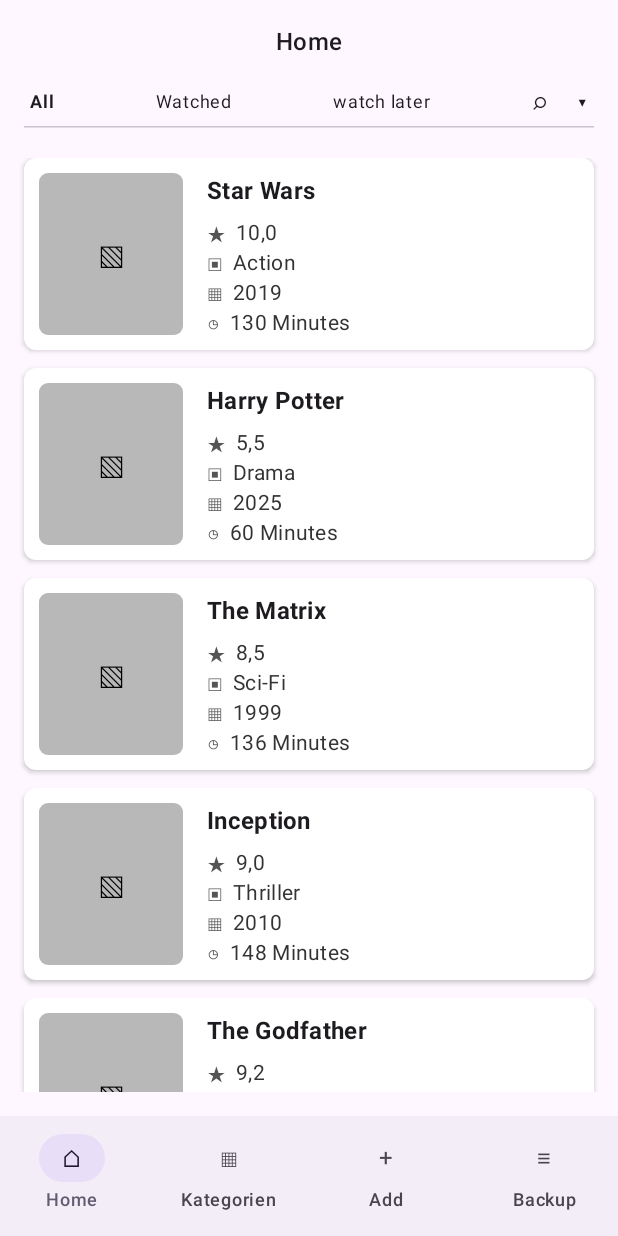
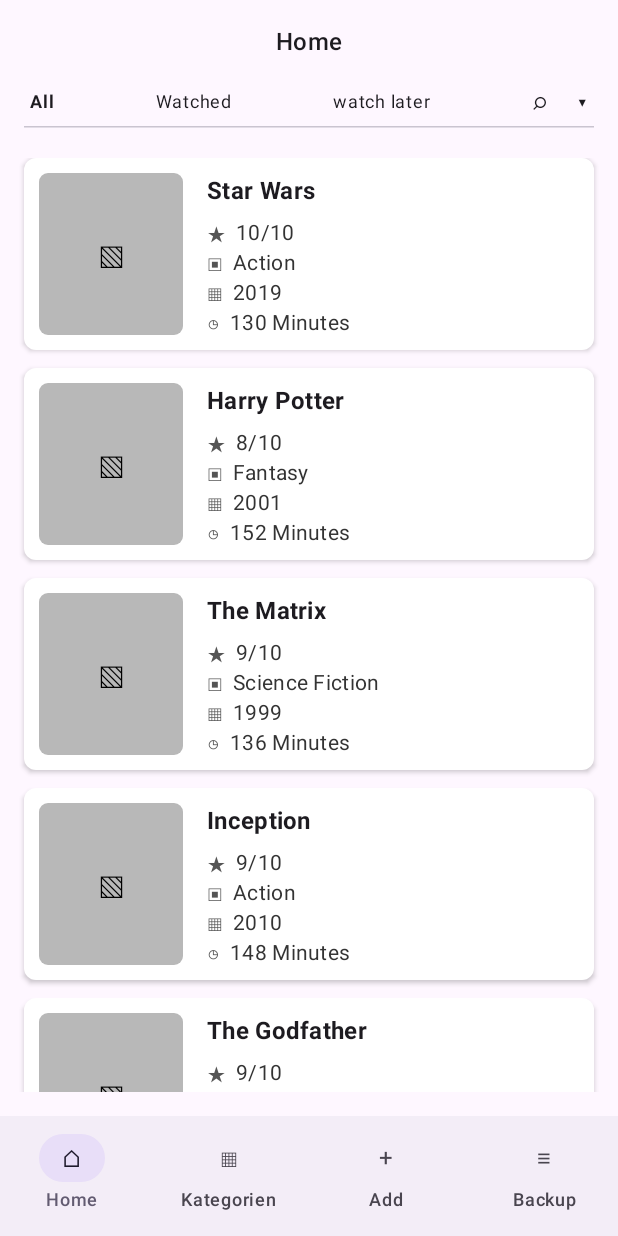
Before and after one commit to Paul1708/MovieMate, an Android app built with Jetpack Compose: the screen it shows after launch (MainActivity), on a phone screen of 412 x 824 dp. Run offline under Robolectric (Android 15) with nearby library versions, the phone set to English and light mode, and no system bars.

Commit message:
refactor: align homescreen mocks with ui state

```diff
--- a/composeApp/src/commonMain/kotlin/de/fh/erfurt/moviemate/presentation/Moviecard.kt
+++ b/composeApp/src/commonMain/kotlin/de/fh/erfurt/moviemate/presentation/Moviecard.kt
@@ -26,6 +26,7 @@ import androidx.compose.ui.semantics.contentDescription
 import androidx.compose.ui.semantics.semantics
 import androidx.compose.ui.text.font.FontWeight
 import androidx.compose.ui.unit.dp
+import de.fh.erfurt.moviemate.presentation.home.MovieUiModel
 
 /**
  * Einzelne Filmkarte in der Homescreen-Liste.
@@ -36,13 +37,8 @@ import androidx.compose.ui.unit.dp
  */
 @Composable
 fun MovieCard(
-    title: String,
-    year: String,
-    time: String,
-    category: String,
-    isWatched: Boolean,
+    movie: MovieUiModel,
     modifier: Modifier = Modifier,
-    rating: String = "",
     onClick: () -> Unit = {}
 ) {
     Card(
@@ -50,7 +46,8 @@ fun MovieCard(
             .height(128.dp)
             .clickable(onClick = onClick)
             .semantics {
-                contentDescription = "Film $title, Bewertung $rating, Kategorie $category, Jahr $year"
+                contentDescription =
+                    "Film ${movie.title}, Bewertung ${movie.ratingText}, Kategorie ${movie.categoryText}, Jahr ${movie.yearText}"
             },
         shape = RoundedCornerShape(8.dp),
         colors = CardDefaults.cardColors(containerColor = Color.White),
@@ -71,17 +68,17 @@ fun MovieCard(
                 verticalArrangement = Arrangement.Center
             ) {
                 Text(
-                    text = title,
+                    text = movie.title,
                     style = MaterialTheme.typography.titleMedium,
                     fontWeight = FontWeight.Bold
                 )
 
                 Spacer(modifier = Modifier.height(6.dp))
 
-                MovieMetaRow(icon = "★", text = rating.ifBlank { if (isWatched) "Watched" else "Watch later" })
-                MovieMetaRow(icon = "▣", text = category)
-                MovieMetaRow(icon = "▦", text = year)
-                MovieMetaRow(icon = "◷", text = time)
+                MovieMetaRow(icon = "★", text = movie.ratingText)
+                MovieMetaRow(icon = "▣", text = movie.categoryText)
+                MovieMetaRow(icon = "▦", text = movie.yearText)
+                MovieMetaRow(icon = "◷", text = movie.runtimeText)
             }
         }
     }
--- a/composeApp/src/commonMain/kotlin/de/fh/erfurt/moviemate/presentation/home/HomePreviewData.kt
+++ b/composeApp/src/commonMain/kotlin/de/fh/erfurt/moviemate/presentation/home/HomePreviewData.kt
@@ -1,59 +1,83 @@
 package de.fh.erfurt.moviemate.presentation.home
 
-// Beispiel-Filme für Preview und Entwicklung ohne Backend.
-fun previewHomeMovies(): List<MovieUiModel> {
+import de.fh.erfurt.moviemate.domain.model.Category
+import de.fh.erfurt.moviemate.domain.model.CategoryType
+import de.fh.erfurt.moviemate.domain.model.Movie
+
+// Beispiel-Filme als Domain-Objekte für Preview und Entwicklung ohne Backend.
+fun previewDomainMovies(): List<Movie> {
     return listOf(
-        MovieUiModel(
+        Movie(
             id = "movie-1",
             title = "Star Wars",
-            ratingText = "10,0",
-            categoryText = "Action",
-            yearText = "2019",
-            runtimeText = "130 Minutes",
-            posterUri = null,
-            isWatched = true
+            posterUri = "",
+            publishingYear = 2019,
+            runtime = 130,
+            rating = 10,
+            isWatched = true,
+            category = Category(id = "action", type = CategoryType.ACTION),
+            description = "A space adventure used as sample data for the homescreen.",
+            creationTimeEpochMillis = 5,
+            updateTimeEpochMillis = 5
         ),
-        MovieUiModel(
+        Movie(
             id = "movie-2",
             title = "Harry Potter",
-            ratingText = "5,5",
-            categoryText = "Drama",
-            yearText = "2025",
-            runtimeText = "60 Minutes",
-            posterUri = null,
-            isWatched = false
+            posterUri = "",
+            publishingYear = 2001,
+            runtime = 152,
+            rating = 8,
+            isWatched = false,
+            category = Category(id = "fantasy", type = CategoryType.FANTASY),
+            description = "A fantasy movie used as sample data for the homescreen.",
+            creationTimeEpochMillis = 4,
+            updateTimeEpochMillis = 4
         ),
-        MovieUiModel(
+        Movie(
             id = "movie-3",
             title = "The Matrix",
-            ratingText = "8,5",
-            categoryText = "Sci-Fi",
-            yearText = "1999",
-            runtimeText = "136 Minutes",
-            posterUri = null,
-            isWatched = true
+            posterUri = "",
+            publishingYear = 1999,
+            runtime = 136,
+            rating = 9,
+            isWatched = true,
+            category = Category(id = "science_fiction", type = CategoryType.SCIENCE_FICTION),
+            description = "A science fiction movie used as sample data for the homescreen.",
+            creationTimeEpochMillis = 3,
+            updateTimeEpochMillis = 3
         ),
-        MovieUiModel(
+        Movie(
             id = "movie-4",
             title = "Inception",
-            ratingText = "9,0",
-            categoryText = "Thriller",
-            yearText = "2010",
-            runtimeText = "148 Minutes",
-            posterUri = null,
-            isWatched = false
-    ),
-        MovieUiModel(
+            posterUri = "",
+            publishingYear = 2010,
+            runtime = 148,
+            rating = 9,
+            isWatched = false,
+            category = Category(id = "action", type = CategoryType.ACTION),
+            description = "A dream thriller used as sample data for the homescreen.",
+            creationTimeEpochMillis = 2,
+            updateTimeEpochMillis = 2
+        ),
+        Movie(
             id = "movie-5",
             title = "The Godfather",
-            ratingText = "9,2",
-            categoryText = "Crime",
-            yearText = "1972",
-            runtimeText = "175 Minutes",
-            posterUri = null,
-            isWatched = true
+            posterUri = "",
+            publishingYear = 1972,
+            runtime = 175,
+            rating = 9,
+            isWatched = true,
+            category = Category(id = "drama", type = CategoryType.DRAMA),
+            description = "A drama movie used as sample data for the homescreen.",
+            creationTimeEpochMillis = 1,
+            updateTimeEpochMillis = 1
         )
     )
+}
+
+// UI-Beispieldaten für den Homescreen. Sie nutzen bereits den echten UI-Mapper.
+fun previewHomeMovies(): List<MovieUiModel> {
+    return previewDomainMovies().map { it.toUiModel() }
 }
 
 // Vollständiger Beispiel-State für den Homescreen.
--- a/composeApp/src/commonMain/kotlin/de/fh/erfurt/moviemate/presentation/home/HomeViewModel.kt
+++ b/composeApp/src/commonMain/kotlin/de/fh/erfurt/moviemate/presentation/home/HomeViewModel.kt
@@ -110,5 +110,8 @@ private fun List<MovieUiModel>.sortForHome(sortCriterion: SortCriterion): List<M
 
 // Macht aus dem angezeigten Bewertungstext einen Zahlenwert für die lokale Mock-Sortierung.
 private fun MovieUiModel.ratingValue(): Double {
-    return ratingText.replace(',', '.').toDoubleOrNull() ?: 0.0
+    return ratingText
+        .substringBefore("/")
+        .replace(',', '.')
+        .toDoubleOrNull() ?: 0.0
 }
--- a/composeApp/src/commonMain/kotlin/de/fh/erfurt/moviemate/presentation/home/MovieUiMapper.kt
+++ b/composeApp/src/commonMain/kotlin/de/fh/erfurt/moviemate/presentation/home/MovieUiMapper.kt
@@ -13,11 +13,11 @@ fun Movie.toUiModel(): MovieUiModel {
     return MovieUiModel(
         id = id,
         title = title,
-        ratingText = rating.toString(),
+        ratingText = "$rating/10",
         categoryText = category.type.displayName(),
         yearText = publishingYear.toString(),
         runtimeText = "$runtime Minutes",
-        posterUri = posterUri,
+        posterUri = posterUri.ifBlank { null },
         isWatched = isWatched
     )
 }
```
Also changed, not shown: composeApp/src/commonMain/kotlin/de/fh/erfurt/moviemate/presentation/home/HomeScreen.kt (+37 -9 lines), composeApp/src/commonMain/kotlin/de/fh/erfurt/moviemate/presentation/home/HomeStateContent.kt (added, +91 -0 lines), 1 other file.
